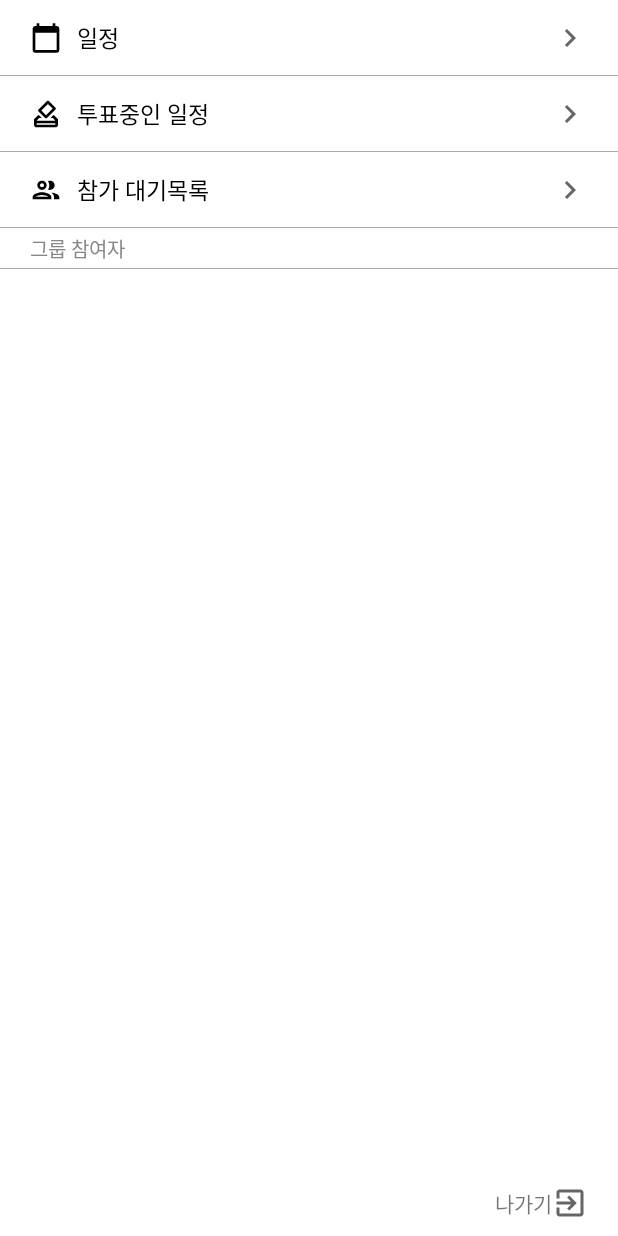
After one commit to 83percent/Free-Time-Calendar, an Android app: the fragment GroupMenu shown on its own in the app's theme, on a phone screen of 412 x 824 dp. The commit adds this screen. Run offline under Robolectric (Android 15) with nearby library versions, the phone set to English and light mode, and no system bars.

Commit message:
Group Open

```diff
--- a/app/src/main/java/com/example/capstone/connect/RetrofitConnection.java
+++ b/app/src/main/java/com/example/capstone/connect/RetrofitConnection.java
@@ -8,7 +8,8 @@ import retrofit2.converter.gson.GsonConverterFactory;
 
 public class RetrofitConnection {
     private Gson gson = new GsonBuilder().setLenient().create();
-    private static final String baseUrl = "http://10.0.2.2:3001";
+    //private static final String baseUrl = "http://10.0.2.2:3001";
+    private static final String baseUrl = "http://34.84.172.217:3001";
     private Retrofit retrofit = new Retrofit.Builder()
             .baseUrl(baseUrl)
             .addConverterFactory(GsonConverterFactory.create(gson))
@@ -20,6 +21,5 @@ public class RetrofitConnection {
     public static RetrofitConnection getInstance() {
         if(instance == null)  { instance = new RetrofitConnection(); }
         return instance;
-
     }
 }
--- a/app/src/main/java/com/example/capstone/group/GroupListAdapter.java
+++ b/app/src/main/java/com/example/capstone/group/GroupListAdapter.java
@@ -44,8 +44,6 @@ public class GroupListAdapter extends BaseAdapter {
             } else {
                 elementView = (GroupListElementView) convertView;
             }
-            Log.d("ListView", "넣으려는 데이터 index : " + position);
-            Log.d("ListView", "넣으려는 데이터 name : " + listBeans[position].getName());
             elementView.setData(listBeans[position]);
             return elementView;
         } catch(Exception e) {
--- a/app/src/main/java/com/example/capstone/group/GroupListElementView.java
+++ b/app/src/main/java/com/example/capstone/group/GroupListElementView.java
@@ -24,9 +24,6 @@ public class GroupListElementView extends LinearLayout {
     }
     public void setData(GroupListBean bean) {
         gName.setText(bean.getName());
-        Log.d("ListView", "Member 수 : " + bean.getMemberCount());
-        Log.d("ListView", "Member 들어갈 View : " + gCount1);
-
         gCount1.setText(String.valueOf(bean.getMemberCount()));
         gCount2.setText(String.valueOf(bean.getMemberCount()-1));
         gsCount.setText(String.valueOf(bean.getScheduleCount()));
--- /dev/null
+++ b/app/src/main/java/com/example/capstone/group/GroupMenu.java
@@ -0,0 +1,22 @@
+package com.example.capstone.group;
+
+import android.os.Bundle;
+import android.view.LayoutInflater;
+import android.view.View;
+import android.view.ViewGroup;
+
+import androidx.annotation.NonNull;
+import androidx.annotation.Nullable;
+import androidx.fragment.app.Fragment;
+
+import com.example.capstone.R;
+
+public class GroupMenu extends Fragment {
+    @Nullable
+    @Override
+    public View onCreateView(@NonNull LayoutInflater inflater, @Nullable ViewGroup container, @Nullable Bundle savedInstanceState) {
+        ViewGroup rootView = (ViewGroup) inflater.inflate(R.layout.group_menu, container, false);
+
+        return rootView;
+    }
+}
--- a/app/src/main/java/com/example/capstone/user/SignIn.java
+++ b/app/src/main/java/com/example/capstone/user/SignIn.java
@@ -100,13 +100,14 @@ public class SignIn extends AppCompatActivity {
                         Toast.makeText(SignIn.this, "이메일 또는 비밀번호를 확인해주세요.", Toast.LENGTH_SHORT).show();
                         break;
                     }
-                    default : { Toast.makeText(SignIn.this, "잠시 후 다시 시도해주세요.", Toast.LENGTH_SHORT).show(); }
+                    default : { Toast.makeText(SignIn.this, "(D)잠시 후 다시 시도해주세요.", Toast.LENGTH_SHORT).show(); }
                 }
             }
 
             @Override
             public void onFailure(Call<String> call, Throwable t) {
-                Toast.makeText(SignIn.this, "잠시 후 다시 시도해주세요.", Toast.LENGTH_SHORT).show();
+                Toast.makeText(SignIn.this, "(F)잠시 후 다시 시도해주세요.", Toast.LENGTH_SHORT).show();
+                t.printStackTrace();
             }
         });
     }
--- /dev/null
+++ b/app/src/main/res/drawable/ic_baseline_exit_to_app_24.xml
@@ -0,0 +1,10 @@
+<vector xmlns:android="http://schemas.android.com/apk/res/android"
+    android:width="24dp"
+    android:height="24dp"
+    android:viewportWidth="24"
+    android:viewportHeight="24"
+    android:tint="?attr/colorControlNormal">
+  <path
+      android:fillColor="@android:color/white"
+      android:pathData="M10.09,15.59L11.5,17l5,-5 -5,-5 -1.41,1.41L12.67,11H3v2h9.67l-2.58,2.59zM19,3H5c-1.11,0 -2,0.9 -2,2v4h2V5h14v14H5v-4H3v4c0,1.1 0.89,2 2,2h14c1.1,0 2,-0.9 2,-2V5c0,-1.1 -0.9,-2 -2,-2z"/>
+</vector>
--- /dev/null
+++ b/app/src/main/res/layout/group_menu.xml
@@ -0,0 +1,127 @@
+<?xml version="1.0" encoding="utf-8"?>
+<LinearLayout
+    xmlns:android="http://schemas.android.com/apk/res/android"
+    android:layout_width="match_parent"
+    android:layout_height="match_parent"
+    android:orientation="vertical"
+    android:background="#ffffff">
+    <LinearLayout
+        android:layout_width="match_parent"
+        android:layout_height="wrap_content"
+        android:orientation="horizontal"
+        android:gravity="center_vertical"
+        android:paddingVertical="13dp"
+        android:paddingHorizontal="20dp"
+        android:background="@drawable/group_list">
+        <ImageView
+            android:layout_width="21dp"
+            android:layout_height="21dp"
+            android:background="@drawable/ic_baseline_calendar_today_24"
+            android:backgroundTint="#000000"/>
+        <TextView
+            android:layout_width="0dp"
+            android:layout_height="wrap_content"
+            android:layout_weight="1"
+            android:paddingLeft="10dp"
+            android:text="일정"
+            android:textColor="#000000"
+            android:textSize="15sp"/>
+        <ImageView
+            android:layout_width="wrap_content"
+            android:layout_height="wrap_content"
+            android:background="@drawable/ic_baseline_keyboard_arrow_right_24" />
+    </LinearLayout>
+    <LinearLayout
+        android:layout_width="match_parent"
+        android:layout_height="wrap_content"
+        android:orientation="horizontal"
+        android:gravity="center_vertical"
+        android:paddingVertical="13dp"
+        android:paddingHorizontal="20dp"
+        android:background="@drawable/group_list">
+        <ImageView
+            android:layout_width="21dp"
+            android:layout_height="21dp"
+            android:background="@drawable/ic_outline_how_to_vote_24"
+            android:backgroundTint="#000000"/>
+        <TextView
+            android:layout_width="0dp"
+            android:layout_height="wrap_content"
+            android:layout_weight="1"
+            android:paddingLeft="10dp"
+            android:text="투표중인 일정"
+            android:textColor="#000000"
+            android:textSize="15sp"/>
+        <ImageView
+            android:layout_width="wrap_content"
+            android:layout_height="wrap_content"
+            android:background="@drawable/ic_baseline_keyboard_arrow_right_24" />
+    </LinearLayout>
+    <LinearLayout
+        android:layout_width="match_parent"
+        android:layout_height="wrap_content"
+        android:orientation="horizontal"
+        android:gravity="center_vertical"
+        android:paddingVertical="13dp"
+        android:paddingHorizontal="20dp"
+        android:background="@drawable/group_list">
+        <ImageView
+            android:layout_width="21dp"
+            android:layout_height="21dp"
+            android:background="@drawable/ic_outline_group_24"
+            android:backgroundTint="#000000"/>
+        <TextView
+            android:layout_width="0dp"
+            android:layout_height="wrap_content"
+            android:layout_weight="1"
+            android:paddingLeft="10dp"
+            android:text="참가 대기목록"
+            android:textColor="#000000"
+            android:textSize="15sp"/>
+        <ImageView
+            android:layout_width="wrap_content"
+            android:layout_height="wrap_content"
+            android:background="@drawable/ic_baseline_keyboard_arrow_right_24" />
+    </LinearLayout>
+    <LinearLayout
+        android:layout_width="match_parent"
+        android:layout_height="wrap_content"
+        android:orientation="horizontal"
+        android:paddingVertical="3dp"
+        android:paddingHorizontal="20dp"
+        android:background="@drawable/group_list"
+        android:gravity="center_vertical">
+        <TextView
+            android:layout_width="wrap_content"
+            android:layout_height="wrap_content"
+            android:text="그룹 참여자"
+            android:textSize="13sp"
+            android:textColor="#888888"/>
+    </LinearLayout>
+    <ListView
+        android:layout_width="match_parent"
+        android:layout_height="0dp"
+        android:layout_weight="1"/>
+    <LinearLayout
+        android:layout_width="match_parent"
+        android:layout_height="wrap_content"
+        android:orientation="horizontal"
+        android:gravity="right">
+        <LinearLayout
+            android:layout_width="wrap_content"
+            android:layout_height="wrap_content"
+            android:orientation="horizontal"
+            android:gravity="center_vertical"
+            android:paddingVertical="10dp"
+            android:paddingHorizontal="20dp">
+            <TextView
+                android:layout_width="wrap_content"
+                android:layout_height="wrap_content"
+                android:text="나가기"/>
+            <ImageView
+                android:layout_width="wrap_content"
+                android:layout_height="wrap_content"
+                android:background="@drawable/ic_baseline_exit_to_app_24"/>
+        </LinearLayout>
+    </LinearLayout>
+</LinearLayout>
--- a/app/src/main/res/xml/network_security_config.xml
+++ b/app/src/main/res/xml/network_security_config.xml
@@ -2,5 +2,6 @@
 <network-security-config>
     <domain-config cleartextTrafficPermitted="true">
         <domain includeSubdomains="true">10.0.2.2</domain>
+        <domain includeSubdomains="true">34.84.172.217</domain>
     </domain-config>
 </network-security-config>
```
Also changed, not shown: app/src/main/java/com/example/capstone/group/GroupMainCalendar.java (+61 -4 lines), app/src/main/res/anim/menu_close_slide.xml (added, +7 -0 lines), app/src/main/res/anim/menu_open_slide.xml (added, +7 -0 lines), app/src/main/res/layout/group_calendar.xml (+23 -1 lines).
